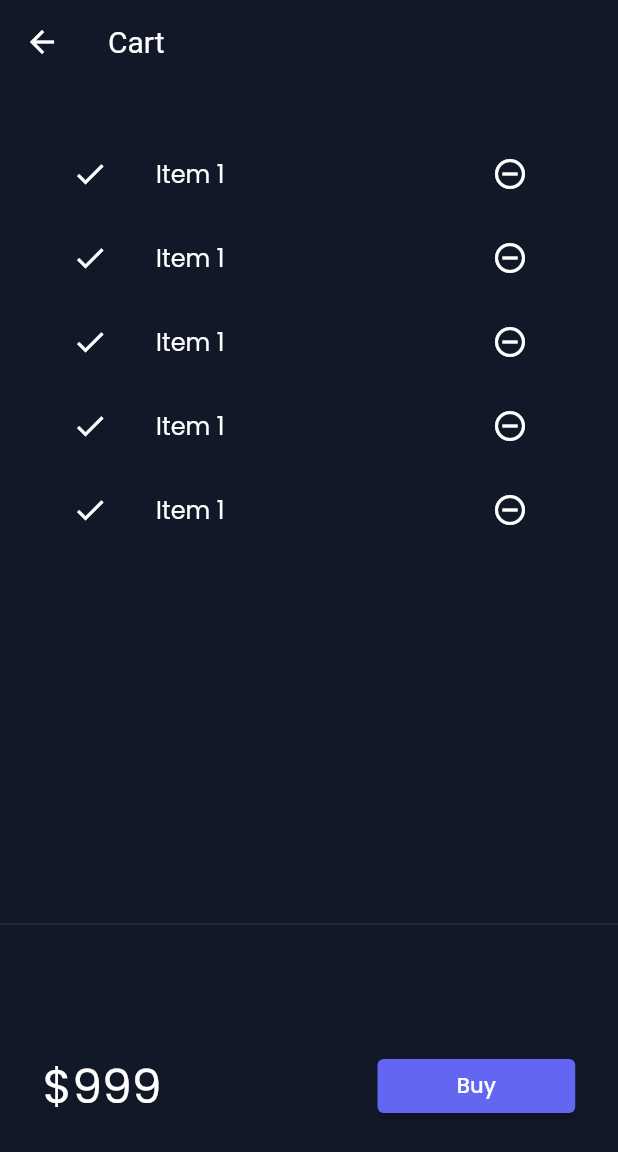
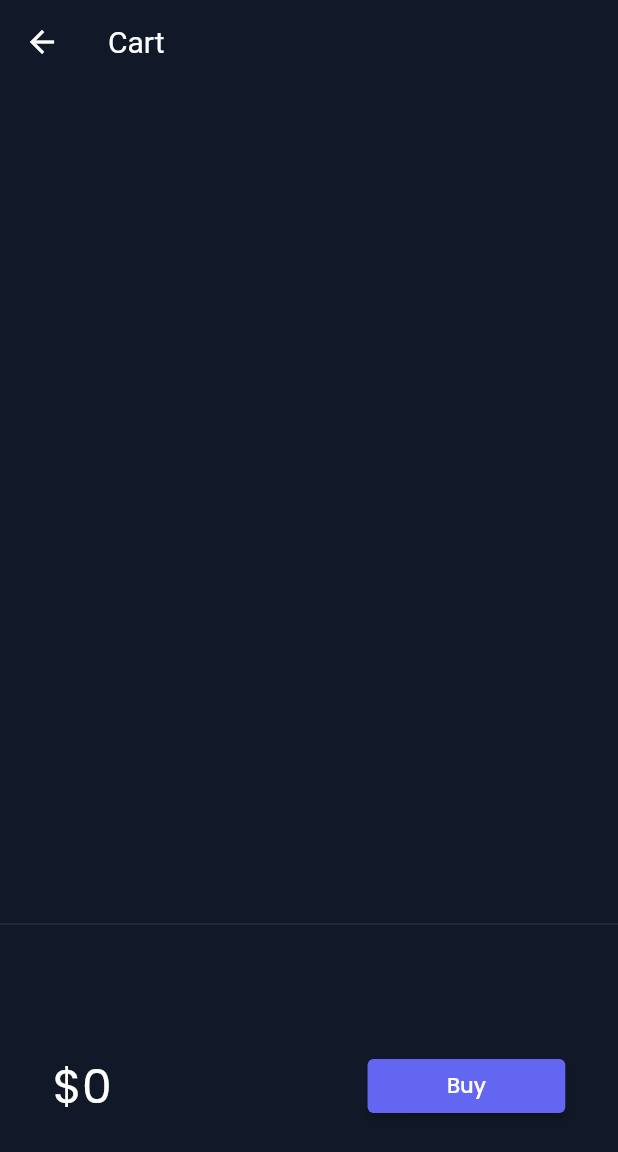
Before and after one commit to pradeepfullstack/fluttercatelog, a Flutter app: the HomePage screen opened by its route, after a tap on an icon or button, on a phone screen of 412 x 824 dp. Shown: the top 1152 px of the screen. Run offline on Flutter 3.47's test engine with Material 2 defaults, Android fonts, the phone set to English and light mode, and no system bars; our stand-ins replace google_fonts, velocity_x; network calls fail.

Commit message:
Added Add to cart functionality

```diff
--- a/lib/models/cart.dart
+++ b/lib/models/cart.dart
@@ -3,6 +3,11 @@
 import 'package:fluttercatelog/models/catalog.dart';
 
 class CartModel {
+  static final cartModel = CartModel._internal();
+
+  CartModel._internal();
+
+  factory CartModel() => cartModel;
   // catalog field
   late CatalogModel _catalog;
 
@@ -13,8 +18,7 @@ class CartModel {
 
   set catalog(CatalogModel newCatalog) => _catalog = newCatalog;
 
-  Iterable<Item> get items =>
-      _itemIds.map((id) => _catalog.getById(id)).toList();
+  List<Item> get items => _itemIds.map((id) => _catalog.getById(id)).toList();
 
   //Get Total Price
   num get totalPrice =>
--- a/lib/models/catalog.dart
+++ b/lib/models/catalog.dart
@@ -1,6 +1,12 @@
 // ignore_for_file: null_closures
 
 class CatalogModel {
+  static final catModel = CatalogModel._internal();
+
+  CatalogModel._internal();
+
+  factory CatalogModel() => catModel;
+
   static List<Item> items = [];
 
   // Get Item by id
--- a/lib/pages/cart_page.dart
+++ b/lib/pages/cart_page.dart
@@ -1,6 +1,7 @@
 // ignore_for_file: prefer_const_constructors, deprecated_member_use
 
 import 'package:flutter/material.dart';
+import 'package:fluttercatelog/models/cart.dart';
 import 'package:velocity_x/velocity_x.dart';
 
 class CartPage extends StatelessWidget {
@@ -29,12 +30,17 @@ class _CartTotal extends StatelessWidget {
 
   @override
   Widget build(BuildContext context) {
+    final _cart = CartModel();
     return SizedBox(
       height: 200,
       child: Row(
         mainAxisAlignment: MainAxisAlignment.spaceAround,
         children: [
-          "\$999".text.xl4.color(context.theme.accentColor).make(),
+          "\$${_cart.totalPrice}"
+              .text
+              .xl4
+              .color(context.theme.accentColor)
+              .make(),
           30.widthBox,
           ElevatedButton(
             onPressed: () {
@@ -63,17 +69,18 @@ class _Cartlist extends StatefulWidget {
 }
 
 class __CartlistState extends State<_Cartlist> {
+  final _cart = CartModel();
   @override
   Widget build(BuildContext context) {
     return ListView.builder(
-      itemCount: 5,
+      itemCount: _cart.items.length,
       itemBuilder: (context, index) => ListTile(
         leading: Icon(Icons.done),
         trailing: IconButton(
           icon: Icon(Icons.remove_circle_outline),
           onPressed: () {},
         ),
-        title: "Item 1".text.make(),
+        title: _cart.items[index].name.text.make(),
       ),
     );
   }
--- a/lib/widgets/home_widgets/catalog_list.dart
+++ b/lib/widgets/home_widgets/catalog_list.dart
@@ -1,6 +1,7 @@
 // ignore_for_file: use_key_in_widget_constructors, prefer_const_constructors, deprecated_member_use
 
 import 'package:flutter/material.dart';
+import 'package:fluttercatelog/models/cart.dart';
 import 'package:fluttercatelog/models/catalog.dart';
 import 'package:fluttercatelog/pages/home_detail_page.dart';
 import 'package:fluttercatelog/widgets/home_widgets/catalog_image.dart';
@@ -55,15 +56,7 @@ class CatalogItem extends StatelessWidget {
               buttonPadding: EdgeInsets.zero,
               children: [
                 "\$${catalog.price}".text.bold.xl.make(),
-                ElevatedButton(
-                  onPressed: () {},
-                  child: "Add to cart".text.make(),
-                  style: ButtonStyle(
-                    backgroundColor:
-                        MaterialStateProperty.all(context.theme.buttonColor),
-                    shape: MaterialStateProperty.all(StadiumBorder()),
-                  ),
-                )
+                _AddToCart(catalog: catalog)
               ],
             ).pOnly(right: 8),
           ],
@@ -72,3 +65,37 @@ class CatalogItem extends StatelessWidget {
     )).color(context.cardColor).roundedLg.square(150).make().py16();
   }
 }
+
+class _AddToCart extends StatefulWidget {
+  final Item catalog;
+  const _AddToCart({
+    Key? key,
+    required this.catalog,
+  }) : super(key: key);
+
+  @override
+  State<_AddToCart> createState() => _AddToCartState();
+}
+
+class _AddToCartState extends State<_AddToCart> {
+  bool isAdded = false;
+
+  @override
+  Widget build(BuildContext context) {
+    return ElevatedButton(
+      onPressed: () {
+        isAdded = isAdded.toggle();
+        final _catalog = CatalogModel();
+        final _cart = CartModel();
+        _cart.catalog = _catalog;
+        _cart.add(widget.catalog);
+        setState(() {});
+      },
+      child: isAdded ? Icon(Icons.done) : "Add to cart".text.make(),
+      style: ButtonStyle(
+        backgroundColor: MaterialStateProperty.all(context.theme.buttonColor),
+        shape: MaterialStateProperty.all(StadiumBorder()),
+      ),
+    );
+  }
+}
```
